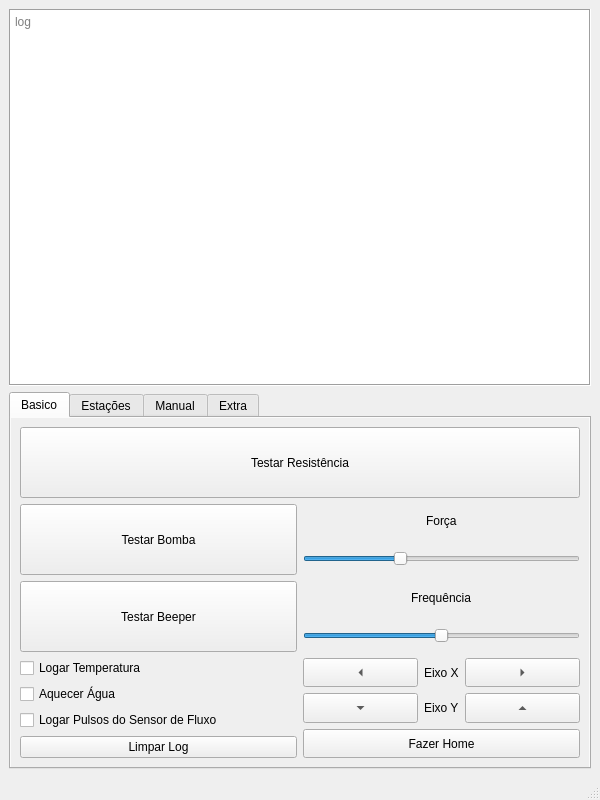
Before: the Qt Designer form qtester.ui in iniw/lucas_tester, drawn with Qt 5.
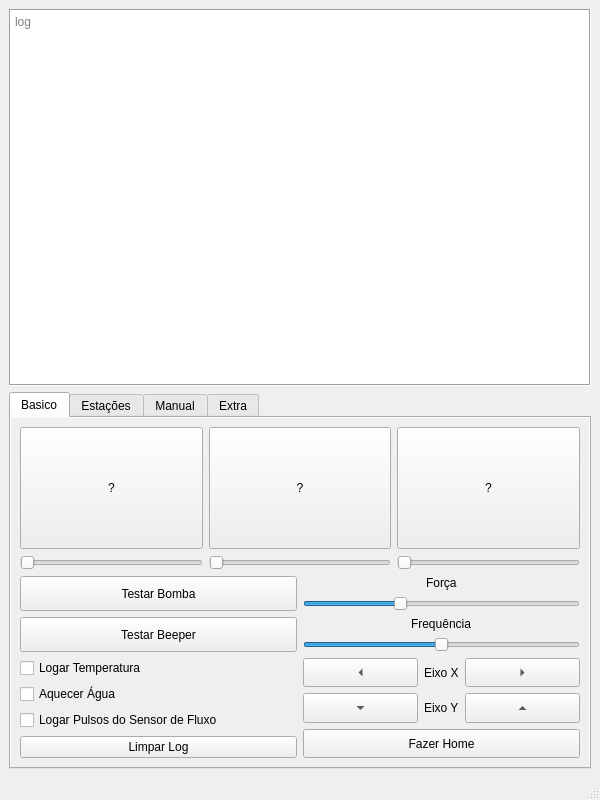
After: the same form once the commit is applied. The open tabs and pages were chosen to show the change.

Diff of the .ui file:
```diff
--- a/qtester.ui
+++ b/qtester.ui
@@ -142,7 +142,7 @@
        <layout class="QGridLayout" name="gridLayout_2">
         <item row="0" column="0">
          <widget class="QWidget" name="widget_10" native="true">
-          <layout class="QVBoxLayout" name="verticalLayout">
+          <layout class="QGridLayout" name="gridLayout_7">
            <property name="leftMargin">
             <number>0</number>
            </property>
@@ -155,13 +155,26 @@
            <property name="bottomMargin">
             <number>0</number>
            </property>
-           <item>
-            <widget class="QPushButton" name="testResistance">
+           <item row="0" column="2">
+            <widget class="QPushButton" name="testResistance3">
+             <property name="sizePolicy">
+              <sizepolicy hsizetype="Minimum" vsizetype="Expanding">
+               <horstretch>0</horstretch>
+               <verstretch>0</verstretch>
+              </sizepolicy>
+             </property>
+             <property name="text">
+              <string>?</string>
+             </property>
+            </widget>
+           </item>
+           <item row="0" column="0">
+            <widget class="QPushButton" name="testResistance1">
              <property name="enabled">
               <bool>true</bool>
              </property>
              <property name="sizePolicy">
-              <sizepolicy hsizetype="Preferred" vsizetype="Preferred">
+              <sizepolicy hsizetype="Preferred" vsizetype="Expanding">
                <horstretch>0</horstretch>
                <verstretch>0</verstretch>
               </sizepolicy>
@@ -182,7 +195,7 @@
               <string notr="true"/>
              </property>
              <property name="text">
-              <string>Testar Resistência</string>
+              <string>?</string>
              </property>
              <property name="checkable">
               <bool>false</bool>
@@ -198,6 +211,49 @@
              </property>
             </widget>
            </item>
+           <item row="0" column="1">
+            <widget class="QPushButton" name="testResistance2">
+             <property name="sizePolicy">
+              <sizepolicy hsizetype="Minimum" vsizetype="Expanding">
+               <horstretch>0</horstretch>
+               <verstretch>0</verstretch>
+              </sizepolicy>
+             </property>
+             <property name="text">
+              <string>?</string>
+             </property>
+            </widget>
+           </item>
+           <item row="1" column="0">
+            <widget class="QSlider" name="testResistancePwm1">
+             <property name="maximum">
+              <number>255</number>
+             </property>
+             <property name="orientation">
+              <enum>Qt::Horizontal</enum>
+             </property>
+            </widget>
+           </item>
+           <item row="1" column="1">
+            <widget class="QSlider" name="testResistancePwm2">
+             <property name="maximum">
+              <number>255</number>
+             </property>
+             <property name="orientation">
+              <enum>Qt::Horizontal</enum>
+             </property>
+            </widget>
+           </item>
+           <item row="1" column="2">
+            <widget class="QSlider" name="testResistancePwm3">
+             <property name="maximum">
+              <number>255</number>
+             </property>
+             <property name="orientation">
+              <enum>Qt::Horizontal</enum>
+             </property>
+            </widget>
+           </item>
           </layout>
          </widget>
         </item>
```
Left out of the diff: 2 changed lines with no effect on the pictures.
